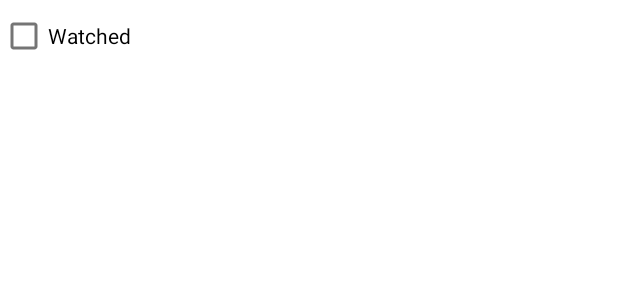
After one commit to SzRami/ShowList, an Android app: the layout show.xml on its own in the app's theme, with its tools: preview values and no code run, on a phone screen of 412 x 824 dp. The commit adds this screen. Shown: the top 300 px of the screen. Run offline under Robolectric (Android 15) with nearby library versions, the phone set to English and light mode, and no system bars.

Commit message:
Új osztályok

```diff
--- a/app/build.gradle
+++ b/app/build.gradle
@@ -31,6 +31,9 @@ android {
     kotlinOptions {
         jvmTarget = '1.8'
     }
+    buildFeatures {
+        viewBinding true
+    }
 }
 
 dependencies {
@@ -40,6 +43,7 @@ dependencies {
     implementation 'androidx.appcompat:appcompat:1.2.0'
     implementation 'com.google.android.material:material:1.3.0'
     implementation 'androidx.constraintlayout:constraintlayout:2.0.4'
+    implementation 'androidx.recyclerview:recyclerview:1.2.0'
     testImplementation 'junit:junit:4.+'
     androidTestImplementation 'androidx.test.ext:junit:1.1.2'
     androidTestImplementation 'androidx.test.espresso:espresso-core:3.3.0'
--- a/app/src/main/java/hu/bme/aut/android/showlist/database/ShowDatabase.kt
+++ b/app/src/main/java/hu/bme/aut/android/showlist/database/ShowDatabase.kt
@@ -12,7 +12,5 @@ import hu.bme.aut.android.showlist.ShowDao
 
 abstract class ShowDatabase : RoomDatabase()
 {
-
     abstract fun showDao(): ShowDao
-
 }
--- /dev/null
+++ b/app/src/main/java/hu/bme/aut/android/showlist/viewmodel/ShowViewModel.kt
@@ -0,0 +1,6 @@
+package hu.bme.aut.android.showlist.viewmodel
+
+class ShowViewModel
+{
+
+}
--- /dev/null
+++ b/app/src/main/res/layout/show.xml
@@ -0,0 +1,34 @@
+<?xml version="1.0" encoding="utf-8"?>
+<androidx.constraintlayout.widget.ConstraintLayout
+    xmlns:android="http://schemas.android.com/apk/res/android"
+    xmlns:app="http://schemas.android.com/apk/res-auto"
+    xmlns:tools="http://schemas.android.com/tools"
+    android:layout_width="match_parent"
+    android:layout_height="match_parent">
+
+    <androidx.constraintlayout.widget.ConstraintLayout
+        android:layout_width="match_parent"
+        android:layout_height="match_parent"
+        tools:layout_editor_absoluteX="0dp"
+        tools:layout_editor_absoluteY="-53dp">
+
+        <TextView
+            android:id="@+id/title_text"
+            android:layout_width="wrap_content"
+            android:layout_height="wrap_content"
+            android:layout_marginStart="8dp"
+            android:layout_marginTop="8dp"
+            android:layout_marginEnd="8dp"
+            app:layout_constraintEnd_toEndOf="parent"
+            app:layout_constraintStart_toEndOf="@+id/watched_checkbox"
+            app:layout_constraintTop_toTopOf="parent" />
+
+        <CheckBox
+            android:id="@+id/watched_checkbox"
+            android:layout_width="wrap_content"
+            android:layout_height="wrap_content"
+            app:layout_constraintStart_toStartOf="parent"
+            app:layout_constraintTop_toTopOf="parent"
+            android:text="@string/watched"/>
+    </androidx.constraintlayout.widget.ConstraintLayout>
+</androidx.constraintlayout.widget.ConstraintLayout>
--- a/app/src/main/res/values/strings.xml
+++ b/app/src/main/res/values/strings.xml
@@ -1,3 +1,4 @@
 <resources>
     <string name="app_name">Show list</string>
+    <string name="watched">Watched</string>
 </resources>
```
Also changed, not shown: app/src/main/java/hu/bme/aut/android/showlist/ShowListActivity.kt (+44 -5 lines), app/src/main/java/hu/bme/aut/android/showlist/adapter/ShowRecyclerViewAdapter.kt (added, +48 -0 lines), app/src/main/res/layout/activity_show_list.xml (+10 -23 lines), app/src/main/res/layout/show_list.xml (deleted, +0 -19 lines), app/src/main/res/layout/show_list_content.xml (deleted, +0 -20 lines), app/src/main/res/menu/options_menu.xml (added, +8 -0 lines).
